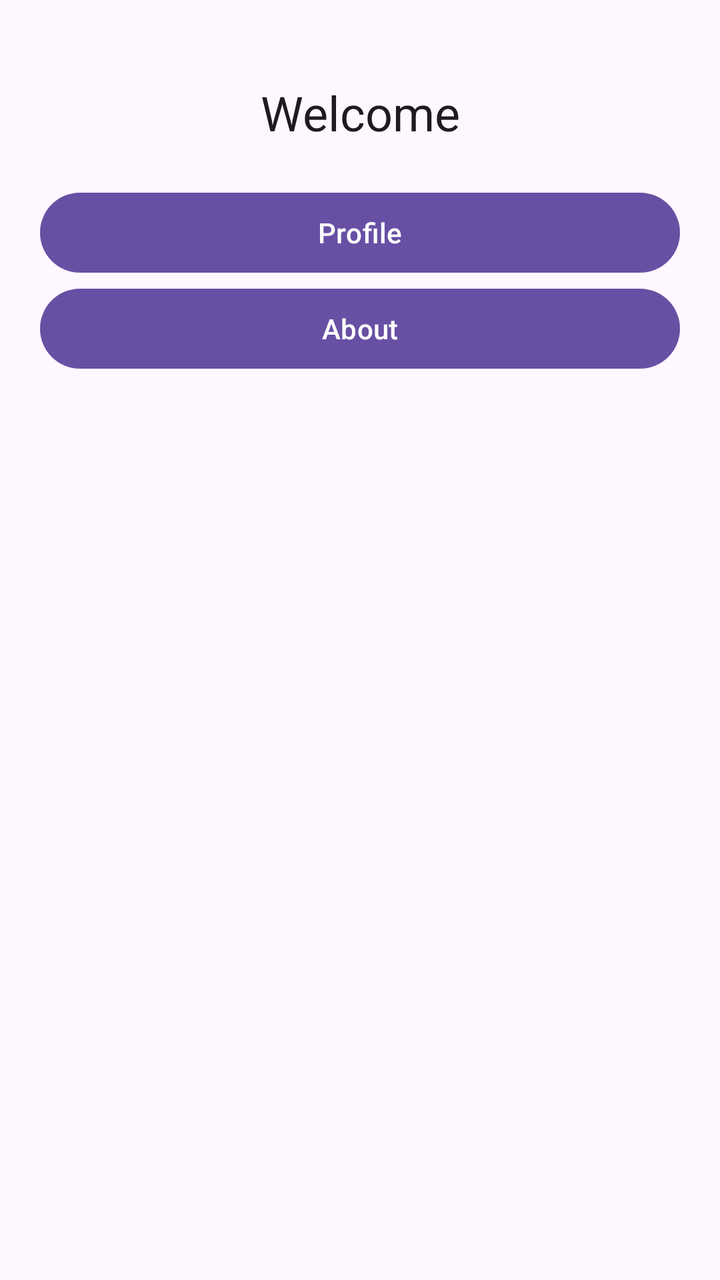
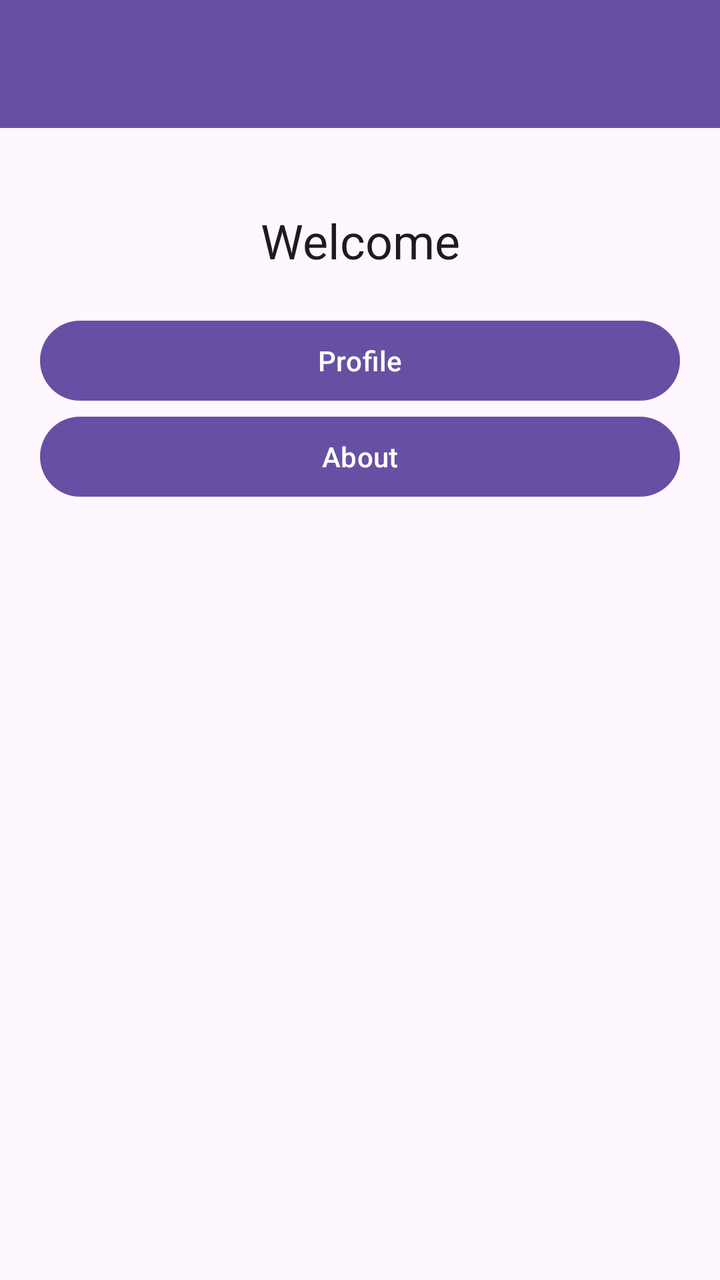

Screens rendered from an Android XML layout before and after an edit, with the pre-edit source and the edit as a unified diff.
<!-- AndroidManifest.xml: application theme Theme.MP -->
<!-- res/layout/home_screen.xml -->
<?xml version="1.0" encoding="utf-8"?>
<LinearLayout xmlns:android="http://schemas.android.com/apk/res/android"
    android:orientation="vertical"
    android:layout_width="match_parent"
    android:layout_height="match_parent"
    android:padding="@dimen/padding_default"
    >

    <TextView
        android:id="@+id/textView"
        android:layout_width="match_parent"
        android:layout_height="wrap_content"
        android:padding="20sp"
        android:text="Welcome"
        android:textAlignment="center"
        android:textAppearance="@android:style/TextAppearance.Material.Headline" />

    <Button
        android:id="@+id/profile_btn"
        android:layout_width="match_parent"
        android:layout_height="wrap_content"
        android:text="Profile" />

    <Button
        android:id="@+id/about_btn"
        android:layout_width="match_parent"
        android:layout_height="wrap_content"
        android:text="About" />
</LinearLayout>
<!-- resources referenced by this layout -->
<resources>
  <dimen name="padding_default">20dp</dimen>
  <style name="Theme.MP" parent="Theme.Material3.DayNight.NoActionBar" />
</resources>

<!-- the commit's change to res/layout/home_screen.xml (unified diff, before → after) -->
@@ -1,29 +1,42 @@
 <?xml version="1.0" encoding="utf-8"?>
 <LinearLayout xmlns:android="http://schemas.android.com/apk/res/android"
+    android:id="@+id/main"
     android:orientation="vertical"
     android:layout_width="match_parent"
-    android:layout_height="match_parent"
-    android:padding="@dimen/padding_default"
-    >
+    android:layout_height="match_parent">
 
-    <TextView
-        android:id="@+id/textView"
+    <androidx.appcompat.widget.Toolbar
+        android:id="@+id/toolbar"
         android:layout_width="match_parent"
         android:layout_height="wrap_content"
-        android:padding="20sp"
-        android:text="Welcome"
-        android:textAlignment="center"
-        android:textAppearance="@android:style/TextAppearance.Material.Headline" />
+        android:background="?attr/colorPrimary"
+        android:theme="@style/ThemeOverlay.AppCompat.Dark.ActionBar" />
 
-    <Button
-        android:id="@+id/profile_btn"
+    <LinearLayout
+        android:orientation="vertical"
         android:layout_width="match_parent"
-        android:layout_height="wrap_content"
-        android:text="Profile" />
+        android:layout_height="match_parent"
+        android:padding="@dimen/padding_default">
 
-    <Button
-        android:id="@+id/about_btn"
-        android:layout_width="match_parent"
-        android:layout_height="wrap_content"
-        android:text="About" />
+        <TextView
+            android:id="@+id/textView"
+            android:layout_width="match_parent"
+            android:layout_height="wrap_content"
+            android:padding="20sp"
+            android:text="Welcome"
+            android:textAlignment="center"
+            android:textAppearance="@android:style/TextAppearance.Material.Headline" />
+
+        <Button
+            android:id="@+id/profile_btn"
+            android:layout_width="match_parent"
+            android:layout_height="wrap_content"
+            android:text="Profile" />
+
+        <Button
+            android:id="@+id/about_btn"
+            android:layout_width="match_parent"
+            android:layout_height="wrap_content"
+            android:text="About" />
+    </LinearLayout>
 </LinearLayout>
